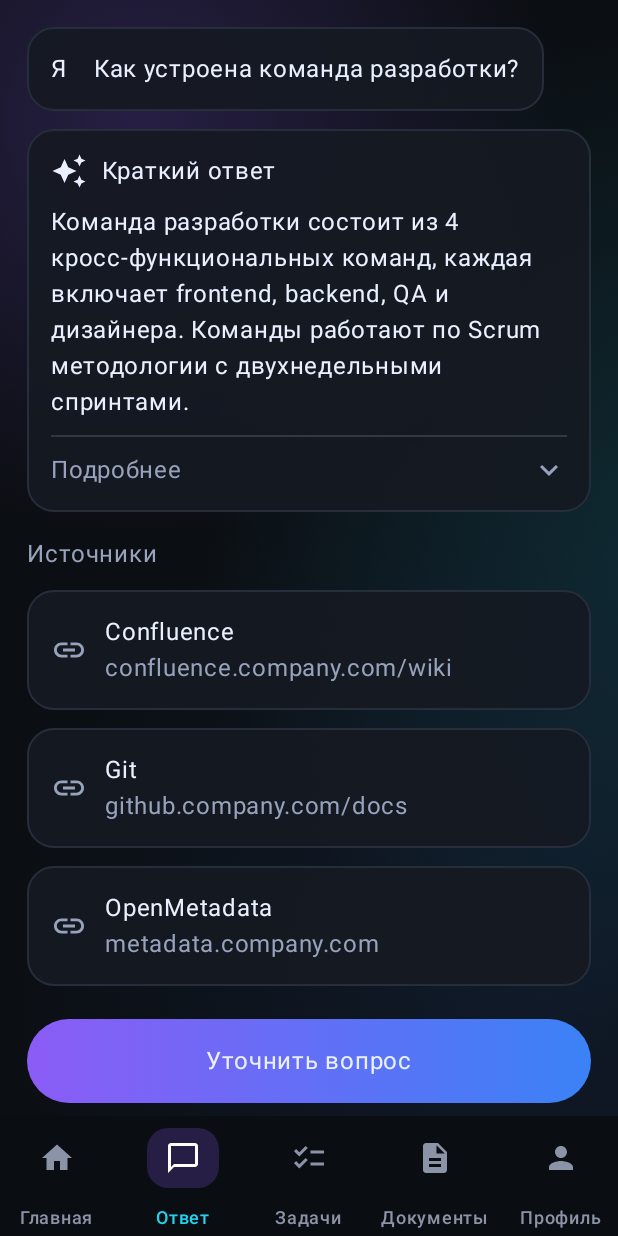
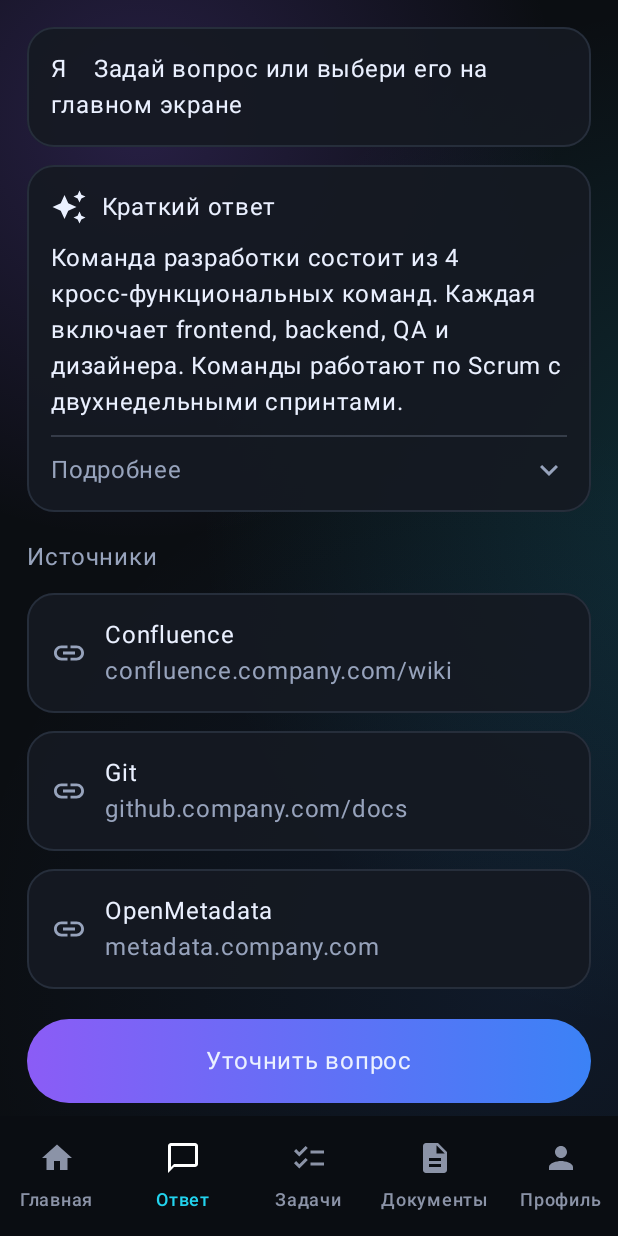
Before and after one commit to KOBRIjK/onboarding-app, an Android app built with Jetpack Compose: the screen it shows after launch (MainActivity), item 2 of the bottom bar chosen, on a phone screen of 412 x 824 dp. Run offline under Robolectric (Android 15) with nearby library versions, the phone set to English and light mode, and no system bars.

Commit message:
feat(answer): support navigation arguments fix(nav): handle answer route with params ui(home): make recent questions clickable

```diff
--- a/app/src/main/java/com/example/darkonboarding/ui/navigation/AppNavHost.kt
+++ b/app/src/main/java/com/example/darkonboarding/ui/navigation/AppNavHost.kt
@@ -5,14 +5,15 @@ import androidx.compose.foundation.layout.padding
 import androidx.compose.runtime.Composable
 import androidx.compose.ui.Modifier
 import androidx.navigation.NavHostController
+import androidx.navigation.NavType
 import androidx.navigation.compose.NavHost
 import androidx.navigation.compose.composable
+import androidx.navigation.navArgument
 import com.example.darkonboarding.ui.screens.answer.AnswerScreen
 import com.example.darkonboarding.ui.screens.docs.DocsScreen
 import com.example.darkonboarding.ui.screens.home.HomeScreen
 import com.example.darkonboarding.ui.screens.profile.ProfileScreen
 import com.example.darkonboarding.ui.screens.tasks.TasksScreen
-
 
 @Composable
 fun AppNavHost(
@@ -24,8 +25,41 @@ fun AppNavHost(
         startDestination = Route.Home.value,
         modifier = Modifier.padding(contentPadding)
     ) {
-        composable(Route.Home.value) { HomeScreen() }
-        composable(Route.Answer.value) { AnswerScreen() }
+
+        // ───────── HOME ─────────
+        composable(Route.Home.value) {
+            HomeScreen(
+                onQuestionClick = { question ->
+                    navController.navigate(
+                        Route.Answer.createRoute(question)
+                    )
+                }
+            )
+        }
+
+        // ───────── ANSWER (из BottomBar) ─────────
+        composable(Route.Answer.value) {
+            AnswerScreen(
+                question = "Задай вопрос или выбери его на главном экране"
+            )
+        }
+
+        // ───────── ANSWER (из Home с вопросом) ─────────
+        composable(
+            route = Route.Answer.routeWithArg,
+            arguments = listOf(
+                navArgument(Route.Answer.QUESTION_ARG) {
+                    type = NavType.StringType
+                }
+            )
+        ) { backStackEntry ->
+            val question = backStackEntry.arguments
+                ?.getString(Route.Answer.QUESTION_ARG)
+                .orEmpty()
+
+            AnswerScreen(question = question)
+        }
+
         composable(Route.Tasks.value) { TasksScreen() }
         composable(Route.Docs.value) { DocsScreen() }
         composable(Route.Profile.value) { ProfileScreen() }
--- a/app/src/main/java/com/example/darkonboarding/ui/navigation/BottomNav.kt
+++ b/app/src/main/java/com/example/darkonboarding/ui/navigation/BottomNav.kt
@@ -1,7 +1,5 @@
 package com.example.darkonboarding.ui.navigation
 
-import androidx.compose.foundation.layout.Box
-import androidx.compose.foundation.layout.padding
 import androidx.compose.material.icons.Icons
 import androidx.compose.material.icons.filled.Checklist
 import androidx.compose.material.icons.filled.ChatBubbleOutline
@@ -15,13 +13,10 @@ import androidx.compose.material3.NavigationBarItemDefaults
 import androidx.compose.material3.Text
 import androidx.compose.runtime.Composable
 import androidx.compose.runtime.getValue
-import androidx.compose.ui.Modifier
 import androidx.compose.ui.graphics.Color
-import androidx.compose.ui.unit.dp
 import androidx.navigation.NavController
 import androidx.navigation.compose.currentBackStackEntryAsState
 import com.example.darkonboarding.ui.theme.AccentCyan
-import com.example.darkonboarding.ui.theme.AccentPurple
 import com.example.darkonboarding.ui.theme.NavBarBg
 
 data class BottomTab(
@@ -32,48 +27,51 @@ data class BottomTab(
 
 @Composable
 fun BottomNavBar(navController: NavController) {
+
     val tabs = listOf(
-        BottomTab(Route.Home, "Главная") { Icon(Icons.Default.Home, contentDescription = null) },
-        BottomTab(Route.Answer, "Ответ") { Icon(Icons.Default.ChatBubbleOutline, contentDescription = null) },
-        BottomTab(Route.Tasks, "Задачи") { Icon(Icons.Default.Checklist, contentDescription = null) },
-        BottomTab(Route.Docs, "Документы") { Icon(Icons.Default.Description, contentDescription = null) },
-        BottomTab(Route.Profile, "Профиль") { Icon(Icons.Default.Person, contentDescription = null) },
+        BottomTab(Route.Home, "Главная") {
+            Icon(Icons.Default.Home, contentDescription = null)
+        },
+        BottomTab(Route.Answer, "Ответ") {
+            Icon(Icons.Default.ChatBubbleOutline, contentDescription = null)
+        },
+        BottomTab(Route.Tasks, "Задачи") {
+            Icon(Icons.Default.Checklist, contentDescription = null)
+        },
+        BottomTab(Route.Docs, "Документы") {
+            Icon(Icons.Default.Description, contentDescription = null)
+        },
+        BottomTab(Route.Profile, "Профиль") {
+            Icon(Icons.Default.Person, contentDescription = null)
+        }
     )
 
-    val backStack by navController.currentBackStackEntryAsState()
-    val current = backStack?.destination?.route
+    val backStackEntry by navController.currentBackStackEntryAsState()
+    val currentRoute = backStackEntry?.destination?.route
 
-    NavigationBar(
-        containerColor = NavBarBg,
-        tonalElevation = 0.dp
-    ) {
+    NavigationBar(containerColor = NavBarBg) {
+
         tabs.forEach { tab ->
-            val selected = current == tab.route.value
+
+            // 🔥 ВАЖНО: startsWith
+            val selected = currentRoute
+                ?.startsWith(tab.route.value)
+                ?: false
+
             NavigationBarItem(
                 selected = selected,
                 onClick = {
                     navController.navigate(tab.route.value) {
-                        popUpTo(Route.Home.value) { saveState = true }
+                        popUpTo(Route.Home.value) {
+                            inclusive = false
+                            saveState = false
+                        }
+
                         launchSingleTop = true
-                        restoreState = true
+                        restoreState = false
                     }
                 },
-                icon = {
-                    // небольшая “пилюля” вокруг иконки как в макете
-                    val tint = if (selected) Color.White else Color(0xFF8B93A7)
-                    Box(Modifier.padding(vertical = 4.dp)) {
-                        androidx.compose.material3.Surface(
-                            color = if (selected) AccentPurple.copy(alpha = 0.22f) else Color.Transparent,
-                            shape = androidx.compose.foundation.shape.RoundedCornerShape(14.dp)
-                        ) {
-                            Box(Modifier.padding(horizontal = 12.dp, vertical = 8.dp)) {
-                                androidx.compose.runtime.CompositionLocalProvider(
-                                    androidx.compose.material3.LocalContentColor provides tint
-                                ) { tab.icon() }
-                            }
-                        }
-                    }
-                },
+                icon = tab.icon,
                 label = { Text(tab.label) },
                 colors = NavigationBarItemDefaults.colors(
                     selectedIconColor = Color.White,
--- a/app/src/main/java/com/example/darkonboarding/ui/navigation/Routes.kt
+++ b/app/src/main/java/com/example/darkonboarding/ui/navigation/Routes.kt
@@ -1,8 +1,19 @@
 package com.example.darkonboarding.ui.navigation
 
+import android.net.Uri
+
 sealed class Route(val value: String) {
+
     data object Home : Route("home")
-    data object Answer : Route("answer")
+
+    data object Answer : Route("answer") {
+        const val QUESTION_ARG = "question"
+        val routeWithArg = "answer/{$QUESTION_ARG}"
+
+        fun createRoute(question: String): String =
+            "answer/${Uri.encode(question)}"
+    }
+
     data object Tasks : Route("tasks")
     data object Docs : Route("docs")
     data object Profile : Route("profile")
--- a/app/src/main/java/com/example/darkonboarding/ui/screens/answer/AnswerScreen.kt
+++ b/app/src/main/java/com/example/darkonboarding/ui/screens/answer/AnswerScreen.kt
@@ -7,12 +7,12 @@ import androidx.compose.foundation.layout.Column
 import androidx.compose.foundation.layout.PaddingValues
 import androidx.compose.foundation.layout.Row
 import androidx.compose.foundation.layout.Spacer
-import androidx.compose.foundation.layout.fillMaxSize
 import androidx.compose.foundation.layout.fillMaxWidth
 import androidx.compose.foundation.layout.height
 import androidx.compose.foundation.layout.padding
 import androidx.compose.foundation.layout.width
 import androidx.compose.foundation.lazy.LazyColumn
+import androidx.compose.foundation.lazy.items
 import androidx.compose.material.icons.Icons
 import androidx.compose.material.icons.filled.AutoAwesome
 import androidx.compose.material.icons.filled.ExpandMore
@@ -28,50 +28,62 @@ import androidx.compose.runtime.setValue
 import androidx.compose.ui.Alignment
 import androidx.compose.ui.Modifier
 import androidx.compose.ui.unit.dp
-import com.example.darkonboarding.data.SourceItem
 import com.example.darkonboarding.ui.components.GlassCard
 import com.example.darkonboarding.ui.components.GradientPillButton
 import com.example.darkonboarding.ui.theme.TextPrimary
 import com.example.darkonboarding.ui.theme.TextSecondary
 
 @Composable
-fun AnswerScreen() {
+fun AnswerScreen(
+    question: String
+) {
     val sources = listOf(
         SourceItem("Confluence", "confluence.company.com/wiki"),
         SourceItem("Git", "github.company.com/docs"),
-        SourceItem("OpenMetadata", "metadata.company.com"),
+        SourceItem("OpenMetadata", "metadata.company.com")
     )
 
     var expanded by remember { mutableStateOf(false) }
 
     LazyColumn(
-        modifier = Modifier.fillMaxSize().padding(horizontal = 18.dp),
+        modifier = Modifier.padding(horizontal = 18.dp),
         contentPadding = PaddingValues(top = 18.dp, bottom = 120.dp),
         verticalArrangement = Arrangement.spacedBy(12.dp)
     ) {
+
+        // ───────────── ВОПРОС ─────────────
         item {
             GlassCard(padding = PaddingValues(16.dp)) {
-                Text("Я    Как устроена команда разработки?", color = TextPrimary)
+                Text(
+                    text = "Я    $question",
+                    color = TextPrimary
+                )
             }
         }
 
+        // ───────────── ОТВЕТ ─────────────
         item {
             GlassCard(padding = PaddingValues(16.dp)) {
                 Column(verticalArrangement = Arrangement.spacedBy(10.dp)) {
+
                     Row(verticalAlignment = Alignment.CenterVertically) {
-                        Icon(Icons.Default.AutoAwesome, contentDescription = null, tint = TextPrimary)
+                        Icon(
+                            Icons.Default.AutoAwesome,
+                            contentDescription = null,
+                            tint = TextPrimary
+                        )
                         Spacer(Modifier.width(10.dp))
                         Text("Краткий ответ", color = TextPrimary)
                     }
 
                     Text(
-                        "Команда разработки состоит из 4 кросс-функциональных команд, " +
-                                "каждая включает frontend, backend, QA и дизайнера. " +
-                                "Команды работают по Scrum методологии с двухнедельными спринтами.",
+                        text = "Команда разработки состоит из 4 кросс-функциональных команд. " +
+                                "Каждая включает frontend, backend, QA и дизайнера. " +
+                                "Команды работают по Scrum с двухнедельными спринтами.",
                         color = TextPrimary
                     )
 
-                    Divider(color = TextSecondary.copy(alpha = 0.22f))
+                    Divider(color = TextSecondary.copy(alpha = 0.25f))
 
                     Row(
                         modifier = Modifier
@@ -81,13 +93,18 @@ fun AnswerScreen() {
                         horizontalArrangement = Arrangement.SpaceBetween
                     ) {
                         Text("Подробнее", color = TextSecondary)
-                        Icon(Icons.Default.ExpandMore, contentDescription = null, tint = TextSecondary)
+                        Icon(
+                            Icons.Default.ExpandMore,
+                            contentDescription = null,
+                            tint = TextSecondary
+                        )
                     }
 
                     AnimatedVisibility(visible = expanded) {
                         Text(
-                            "Здесь можно показать расширенную версию ответа, примеры команд, " +
-                                    "ссылки на регламенты и контактные точки.",
+                            text = "Каждая команда автономна и отвечает за полный цикл разработки: " +
+                                    "от планирования и реализации до поддержки и улучшений. " +
+                                    "Коммуникация между командами осуществляется через синхронизации и общие гайды.",
                             color = TextSecondary
                         )
                     }
@@ -95,25 +112,47 @@ fun AnswerScreen() {
             }
         }
 
-        item { Text("Источники", color = TextSecondary, modifier = Modifier.padding(top = 4.dp)) }
+        // ───────────── ИСТОЧНИКИ ─────────────
+        item {
+            Text(
+                text = "Источники",
+                color = TextSecondary,
+                modifier = Modifier.padding(top = 6.dp)
+            )
+        }
 
-        items(sources.size) { i ->
-            val s = sources[i]
-            GlassCard(modifier = Modifier.fillMaxWidth(), padding = PaddingValues(16.dp)) {
+        items(sources) { source ->
+            GlassCard(
+                modifier = Modifier.fillMaxWidth(),
+                padding = PaddingValues(16.dp)
+            ) {
                 Row(verticalAlignment = Alignment.CenterVertically) {
-                    Icon(Icons.Default.Link, contentDescription = null, tint = TextSecondary)
+                    Icon(
+                        Icons.Default.Link,
+                        contentDescription = null,
+                        tint = TextSecondary
+                    )
                     Spacer(Modifier.width(12.dp))
                     Column {
-                        Text(s.title, color = TextPrimary)
-                        Text(s.subtitle, color = TextSecondary)
+                        Text(source.title, color = TextPrimary)
+                        Text(source.subtitle, color = TextSecondary)
                     }
                 }
             }
         }
 
+        // ───────────── КНОПКА ─────────────
         item {
-            Spacer(Modifier.height(10.dp))
-            GradientPillButton(text = "Уточнить вопрос") { }
+            Spacer(Modifier.height(8.dp))
+            GradientPillButton(
+                text = "Уточнить вопрос",
+                onClick = { /* TODO */ }
+            )
         }
     }
 }
+
+private data class SourceItem(
+    val title: String,
+    val subtitle: String
+)
--- a/app/src/main/java/com/example/darkonboarding/ui/screens/home/HomeScreen.kt
+++ b/app/src/main/java/com/example/darkonboarding/ui/screens/home/HomeScreen.kt
@@ -1,5 +1,6 @@
 package com.example.darkonboarding.ui.screens.home
 
+import androidx.compose.foundation.clickable
 import androidx.compose.foundation.layout.Arrangement
 import androidx.compose.foundation.layout.Column
 import androidx.compose.foundation.layout.PaddingValues
@@ -15,11 +16,7 @@ import androidx.compose.foundation.lazy.LazyColumn
 import androidx.compose.foundation.lazy.items
 import androidx.compose.foundation.shape.RoundedCornerShape
 import androidx.compose.material.icons.Icons
-import androidx.compose.material.icons.filled.People
-import androidx.compose.material.icons.filled.RocketLaunch
 import androidx.compose.material.icons.filled.Search
-import androidx.compose.material.icons.filled.Storage
-import androidx.compose.material.icons.filled.Workspaces
 import androidx.compose.material3.Icon
 import androidx.compose.material3.Text
 import androidx.compose.material3.Surface
@@ -33,51 +30,88 @@ import com.example.darkonboarding.ui.theme.TextPrimary
 import com.example.darkonboarding.ui.theme.TextSecondary
 
 @Composable
-fun HomeScreen() {
-    val recent = listOf(
+fun HomeScreen(
+    onQuestionClick: (String) -> Unit
+) {
+    val recentQuestions = listOf(
         "Как получить доступ к репозиторию?",
         "Кто мой тимлид?",
         "Процесс code review"
     )
 
     LazyColumn(
-        modifier = Modifier.fillMaxSize().padding(horizontal = 18.dp),
-        contentPadding = PaddingValues(top = 22.dp, bottom = 110.dp),
+        modifier = Modifier.fillMaxSize(),
+        contentPadding = PaddingValues(
+            start = 18.dp,
+            end = 18.dp,
+            top = 22.dp,
+            bottom = 110.dp
+        ),
         verticalArrangement = Arrangement.spacedBy(12.dp)
     ) {
+
+        // ===== Заголовок =====
         item {
-            Text("Добро пожаловать!", color = TextPrimary)
-            Spacer(Modifier.height(6.dp))
-            Text("Задавайте вопросы и изучайте компанию с помощью\nAI-ассистента", color = TextSecondary)
+            Text(
+                text = "Добро пожаловать!",
+                color = TextPrimary
+            )
+
+            Spacer(modifier = Modifier.height(6.dp))
+
+            Text(
+                text = "Задавайте вопросы и изучайте компанию с помощью AI-ассистента",
+                color = TextSecondary
+            )
         }
 
-        item { SearchBarStub() }
+        // ===== Поиск (заглушка) =====
+        item {
+            GlassCard(
+                modifier = Modifier.fillMaxWidth(),
+                padding = PaddingValues(14.dp)
+            ) {
+                Row(
+                    verticalAlignment = Alignment.CenterVertically
+                ) {
+                    Icon(
+                        imageVector = Icons.Default.Search,
+                        contentDescription = null,
+                        tint = TextSecondary
+                    )
 
-        item {
-            Text("Недавние вопросы", color = TextSecondary, modifier = Modifier.padding(top = 6.dp))
+                    Spacer(modifier = Modifier.width(12.dp))
+
+                    Text(
+                        text = "Задай вопрос, чтобы начать...",
+                        color = TextSecondary
+                    )
+                }
+            }
         }
 
-        items(recent) { q ->
-            GlassCard(
-                modifier = Modifier.fillMaxWidth(),
-                padding = PaddingValues(horizontal = 16.dp, vertical = 16.dp)
-            ) { Text(q, color = TextPrimary) }
+        // ===== Недавние вопросы =====
+        item {
+            Text(
+                text = "Недавние вопросы",
+                color = TextSecondary,
+                modifier = Modifier.padding(top = 8.dp)
+            )
         }
 
-        item {
-            Text("Быстрые темы", color = TextSecondary, modifier = Modifier.padding(top = 6.dp))
-        }
-
-        item {
-            Column(verticalArrangement = Arrangement.spacedBy(12.dp)) {
-                Row(horizontalArrangement = Arrangement.spacedBy(12.dp)) {
-                    QuickTopicCard("Как устроена\nкоманда", Icons.Default.People, Modifier.weight(1f))
-                    QuickTopicCard("Старт проекта", Icons.Default.RocketLaunch, Modifier.weight(1f))
-                }
-                Row(horizontalArrangement = Arrangement.spacedBy(12.dp)) {
-                    QuickTopicCard("Инфраструктура", Icons.Default.Storage, Modifier.weight(1f))
-                    QuickTopicCard("Процессы\nкомпании", Icons.Default.Workspaces, Modifier.weight(1f))
-                }
+        items(recentQuestions) { question ->
+            GlassCard(
+                modifier = Modifier
+                    .fillMaxWidth()
+                    .clickable {
+                        onQuestionClick(question)
+                    },
+                padding = PaddingValues(16.dp)
+            ) {
+                Text(
+                    text = question,
+                    color = TextPrimary
+                )
             }
         }
     }
```
